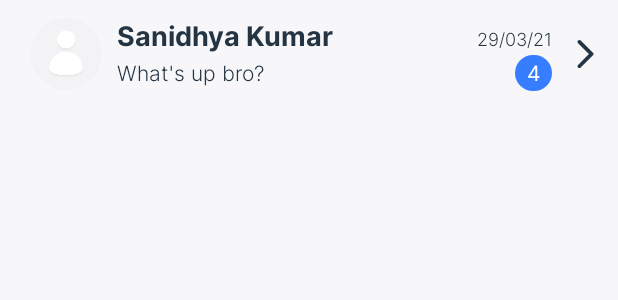
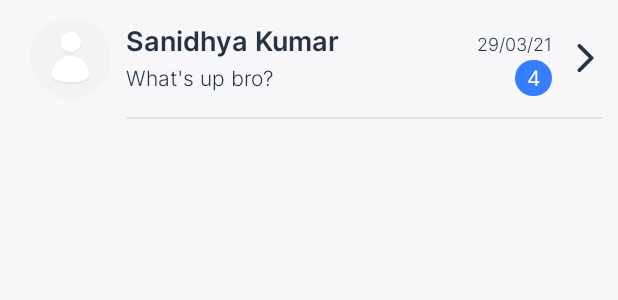
Before and after one commit to sanidhyakr18/Talky-ChatApp, an Android app: the layout list_item.xml on its own in the app's theme, with its tools: preview values and no code run, on a phone screen of 412 x 824 dp. Shown: the top 300 px of the screen. Run offline under Robolectric (Android 15) with nearby library versions, the phone set to English and light mode, and no system bars.

```diff
--- a/app/build.gradle
+++ b/app/build.gradle
@@ -56,6 +56,8 @@ dependencies {
     implementation 'com.hbb20:ccp:2.4.5'
     implementation "androidx.viewpager2:viewpager2:1.0.0"
     implementation 'androidx.legacy:legacy-support-v4:1.0.0'
+    implementation 'com.squareup.picasso:picasso:2.71828'
+    implementation 'androidx.paging:paging-runtime-ktx:2.1.2'
 
     testImplementation 'junit:junit:4.13.2'
     androidTestImplementation 'androidx.test.ext:junit:1.1.2'
--- /dev/null
+++ b/app/src/main/java/com/sandystudios/talky/viewholders/DeletedUserViewHolder.kt
@@ -0,0 +1,6 @@
+package com.sandystudios.talky.viewholders
+
+import android.view.View
+import androidx.recyclerview.widget.RecyclerView
+
+class DeletedUserViewHolder(view: View) : RecyclerView.ViewHolder(view)
--- a/app/src/main/res/layout/activity_main.xml
+++ b/app/src/main/res/layout/activity_main.xml
@@ -13,7 +13,7 @@
         android:layout_width="match_parent"
         android:layout_height="64dp"
         android:background="@color/backgroundWhite"
-        android:elevation="10dp"
+        android:elevation="4dp"
         android:gravity="center_vertical">
 
         <com.google.android.material.imageview.ShapeableImageView
@@ -48,7 +48,7 @@
         app:tabSelectedTextColor="@color/primaryBlue"
         app:tabTextAppearance="@style/TabTextStyle"
         app:tabTextColor="@color/primaryBlack"
-        android:elevation="10dp">
+        android:elevation="4dp">
 
         <com.google.android.material.tabs.TabItem
             android:layout_width="wrap_content"
--- /dev/null
+++ b/app/src/main/res/layout/empty_item_view.xml
@@ -0,0 +1,4 @@
+<?xml version="1.0" encoding="utf-8"?>
+<FrameLayout xmlns:android="http://schemas.android.com/apk/res/android"
+    android:layout_width="wrap_content"
+    android:layout_height="wrap_content" />
--- a/app/src/main/res/layout/list_item.xml
+++ b/app/src/main/res/layout/list_item.xml
@@ -3,17 +3,21 @@
     xmlns:app="http://schemas.android.com/apk/res-auto"
     xmlns:tools="http://schemas.android.com/tools"
     android:layout_width="match_parent"
-    android:layout_height="72dp"
+    android:layout_height="80dp"
     android:background="?attr/selectableItemBackground"
     android:clickable="true"
     android:focusable="true"
-    android:gravity="center_vertical"
-    android:orientation="horizontal">
+    android:orientation="vertical">
 
+    <LinearLayout
+        android:layout_width="match_parent"
+        android:layout_height="78dp"
+        android:orientation="horizontal"
+        android:gravity="center_vertical">
         <com.google.android.material.imageview.ShapeableImageView
-        android:id="@+id/iv_user_main"
-        android:layout_width="48dp"
-        android:layout_height="48dp"
+            android:id="@+id/iv_user_image"
+            android:layout_width="54dp"
+            android:layout_height="54dp"
             android:layout_marginStart="20dp"
             android:adjustViewBounds="true"
             android:clickable="true"
@@ -41,7 +45,7 @@
                     android:layout_height="wrap_content"
                     android:layout_weight="1"
                     android:ellipsize="end"
-                android:fontFamily="@font/inter_bold"
+                    android:fontFamily="@font/inter_semi_bold"
                     android:lines="1"
                     android:textColor="@color/primaryBlack"
                     android:textSize="18sp"
@@ -69,8 +73,8 @@
                     android:layout_height="wrap_content"
                     android:layout_weight="1"
                     android:ellipsize="end"
+                    android:fontFamily="@font/inter_light"
                     android:lines="1"
-                android:fontFamily="@font/inter_light"
                     android:textColor="@color/primaryBlack"
                     android:textSize="14sp"
                     tools:text="What's up bro?" />
@@ -101,3 +105,12 @@
             android:adjustViewBounds="true"
             android:src="@drawable/ic_round_arrow_forward_ios_24"/>
     </LinearLayout>
+
+    <View
+        android:layout_width="match_parent"
+        android:layout_height="1dp"
+        android:background="@color/colorAccent"
+        android:layout_marginStart="84dp"
+        android:layout_marginEnd="10dp"
+        android:orientation="vertical" />
+</LinearLayout>
```
Also changed, not shown: app/src/main/java/com/sandystudios/talky/OtpActivity.kt (+11 -4 lines), app/src/main/java/com/sandystudios/talky/ProfileSetupActivity.kt (+8 -8 lines), app/src/main/java/com/sandystudios/talky/fragments/PeopleFragment.kt (+127 -36 lines), app/src/main/java/com/sandystudios/talky/models/User.kt (+6 -3 lines), app/src/main/java/com/sandystudios/talky/viewholders/UsersViewHolder.kt (added, +36 -0 lines), app/src/main/res/layout/fragment_people.xml (deleted, +0 -14 lines). Lines whose indentation alone changed are shown as unchanged.
